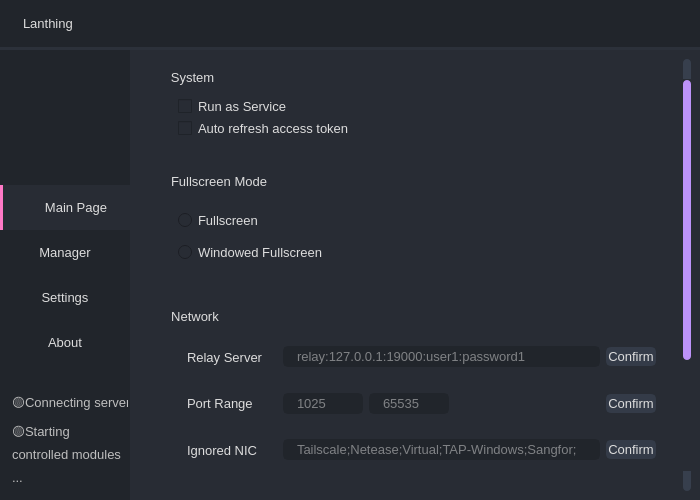
First picture: the form in app/src/views/mainwindow/mainwindow.ui, repository pjlt/lanthing-pc, before the edit.
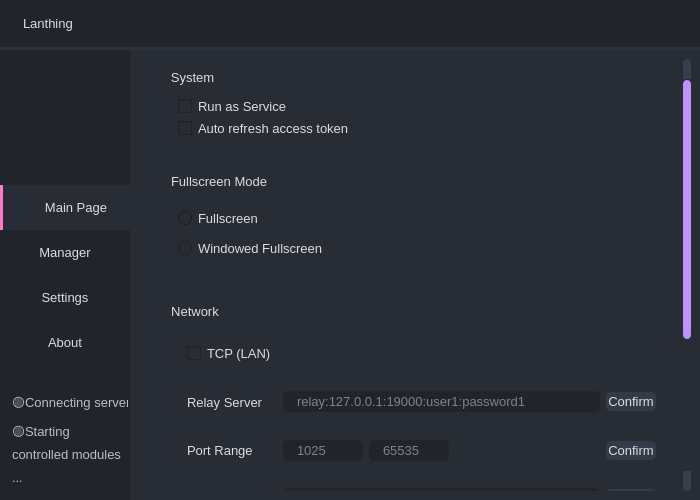
Second picture: the form after the edit. The open tabs and pages were chosen to show the change. Icons and pictures are not drawn.

The edit to the form file:
```diff
--- a/app/src/views/mainwindow/mainwindow.ui
+++ b/app/src/views/mainwindow/mainwindow.ui
@@ -1613,18 +1613,18 @@
                     <property name="geometry">
                      <rect>
                       <x>0</x>
-                      <y>-120</y>
+                      <y>0</y>
                       <width>527</width>
-                      <height>600</height>
+                      <height>650</height>
                      </rect>
                     </property>
                     <property name="minimumSize">
                      <size>
                       <width>0</width>
-                      <height>600</height>
+                      <height>650</height>
                      </size>
                     </property>
-                    <layout class="QVBoxLayout" name="verticalLayout_23" stretch="1,2,3,1">
+                    <layout class="QVBoxLayout" name="verticalLayout_23" stretch="1,2,4,1">
                      <property name="sizeConstraint">
                       <enum>QLayout::SetDefaultConstraint</enum>
                      </property>
@@ -1698,6 +1698,25 @@
                         <property name="bottomMargin">
                          <number>30</number>
                         </property>
+                        <item>
+                         <widget class="QFrame" name="frame_6">
+                          <property name="frameShape">
+                           <enum>QFrame::StyledPanel</enum>
+                          </property>
+                          <property name="frameShadow">
+                           <enum>QFrame::Raised</enum>
+                          </property>
+                          <layout class="QHBoxLayout" name="horizontalLayout_17">
+                           <item>
+                            <widget class="QCheckBox" name="checkBoxTCP">
+                             <property name="text">
+                              <string>TCP (LAN)</string>
+                             </property>
+                            </widget>
+                           </item>
+                          </layout>
+                         </widget>
+                        </item>
                         <item>
                          <widget class="QFrame" name="setRowRelay">
                           <property name="frameShape">
```
